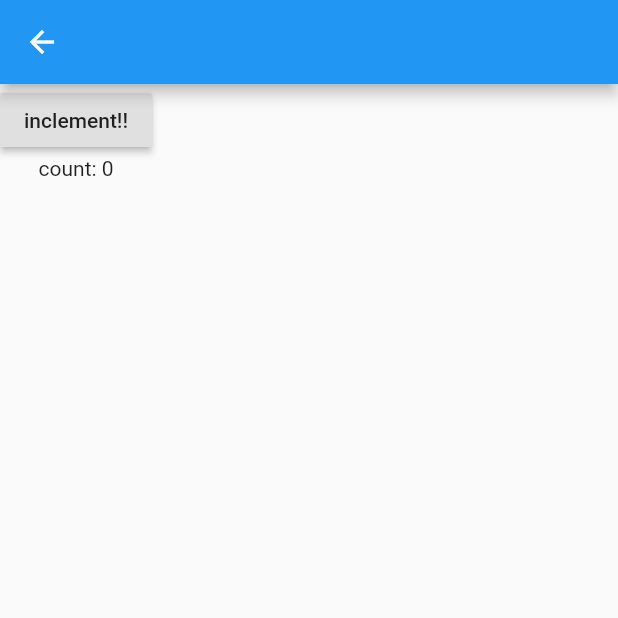
After one commit to agajo/learn_inherited_widget, a Flutter app: the screen it shows after launch, after a tap on "状態更新メソッドの例", on a phone screen of 412 x 824 dp, the top half of it. The commit adds this screen. Run offline on Flutter 3.47's test engine with Material 2 defaults, Android fonts, the phone set to English and light mode, and no system bars.

Commit message:
made update_method.dart

```diff
--- /dev/null
+++ b/lib/count_manager.dart
@@ -0,0 +1,58 @@
+import 'package:flutter/material.dart';
+
+// InheritedWidgetはStateを保持するだけの役。
+// privateにします。
+class _StateContainer extends InheritedWidget {
+  const _StateContainer({Key key, @required Widget child, this.data})
+      : assert(child != null),
+        super(key: key, child: child);
+
+  // CountManagerStateのインスタンスを保持し、下層に流します。
+  final CountManagerState data;
+
+  @override
+  bool updateShouldNotify(_StateContainer old) {
+    return true;
+  }
+}
+
+// 状態管理用Widgetです。
+class CountManager extends StatefulWidget {
+  const CountManager({this.child});
+
+  final Widget child;
+
+  // ofメソッドはStatefulWidgetが持ちます。
+  // ofにlisten引数を追加します。デフォルトはtrueです。
+  static CountManagerState of(BuildContext context, {bool listen = true}) =>
+      listen
+          ? context.dependOnInheritedWidgetOfExactType<_StateContainer>().data
+          // listen==falseの場合、このcontextが更新の対象にならないようにします。
+          : (context
+                  .getElementForInheritedWidgetOfExactType<_StateContainer>()
+                  .widget as _StateContainer)
+              .data;
+  @override
+  CountManagerState createState() => CountManagerState();
+}
+
+class CountManagerState extends State<CountManager> {
+  // 下層からアクセスしたいプロパティです。
+  int count = 0;
+
+  // 下層からアクセスしたい状態更新用メソッドです。
+  void inclement() {
+    setState(() {
+      count++;
+    });
+  }
+
+  @override
+  Widget build(BuildContext context) {
+    return _StateContainer(
+      // InheritedWidgetのdataに、このStateインスタンス自体を渡す。
+      data: this,
+      child: widget.child,
+    );
+  }
+}
--- /dev/null
+++ b/lib/implement_of.dart
@@ -0,0 +1,41 @@
+import 'package:flutter/material.dart';
+
+class MessageData extends InheritedWidget {
+  const MessageData({Key key, @required Widget child})
+      : assert(child != null),
+        super(key: key, child: child);
+
+  final String message = 'InheritedWidgetが保持してるメッセージだよ〜〜〜〜';
+
+  @override
+  bool updateShouldNotify(MessageData old) {
+    return true;
+  }
+
+  // ofを実装します！！！
+  static MessageData of(BuildContext context) =>
+      context.dependOnInheritedWidgetOfExactType<MessageData>();
+}
+
+class MainWidget extends StatelessWidget {
+  const MainWidget();
+  @override
+  Widget build(BuildContext context) {
+    return MessageData(
+        child: Scaffold(
+      appBar: AppBar(),
+      body: WidgetA(),
+    ));
+  }
+}
+
+class WidgetA extends StatelessWidget {
+  const WidgetA();
+  @override
+  Widget build(BuildContext context) {
+    // of経由で呼びます！！！
+    // final message = context.dependOnInheritedWidgetOfExactType<MessageData>().message;
+    final message = MessageData.of(context).message;
+    return Text(message);
+  }
+}
--- a/lib/main.dart
+++ b/lib/main.dart
@@ -4,6 +4,8 @@ import 'just_access.dart' as just_access;
 import 'override_message.dart' as override_message;
 import 'update_count.dart' as update_count;
 import 'reduce_update.dart' as reduce_update;
+import 'implement_of.dart' as implement_of;
+import 'update_method.dart' as update_method;
 
 void main() {
   runApp(MaterialApp(
@@ -18,6 +20,9 @@ void main() {
           PageButton(text: '毎秒更新する例', destination: update_count.MainWidget()),
           PageButton(
               text: '更新を間引きする例', destination: reduce_update.MainWidget()),
+          PageButton(text: 'ofを実装する例', destination: implement_of.MainWidget()),
+          PageButton(
+              text: '状態更新メソッドの例', destination: update_method.MainWidget()),
         ],
       ),
     ),
--- /dev/null
+++ b/lib/update_method.dart
@@ -0,0 +1,46 @@
+import 'package:flutter/material.dart';
+import 'package:learn_inherited_widget/count_manager.dart';
+
+class MainWidget extends StatelessWidget {
+  const MainWidget();
+  @override
+  Widget build(BuildContext context) {
+    // CountManagerの傘下に、ボタンと表示用テキストを配置します。
+    return CountManager(
+      child: Scaffold(
+        appBar: AppBar(),
+        body: Column(
+          children: [
+            const ButtonWidget(),
+            const ShowCount(),
+          ],
+        ),
+      ),
+    );
+  }
+}
+
+class ButtonWidget extends StatelessWidget {
+  const ButtonWidget();
+  @override
+  Widget build(BuildContext context) {
+    return RaisedButton(
+        child: const Text('inclement!!'),
+        onPressed: () {
+          // ofメソッドでCountManagerの状態更新用メソッドにアクセスします！
+          // ボタンをリビルドする必要はないので、listen:falseとします。
+          CountManager.of(context, listen: false).inclement();
+        });
+  }
+}
+
+class ShowCount extends StatelessWidget {
+  const ShowCount();
+  @override
+  Widget build(BuildContext context) {
+    // ofメソッドでCountManagerのプロパティにアクセスします！
+    // 更新を反映する必要があるので、listenはデフォルト(true)にします。
+    final count = CountManager.of(context).count;
+    return Text('count: $count');
+  }
+}
```
Also changed, not shown: lib/widthout_inherite_widget.dart (deleted, +0 -39 lines).
